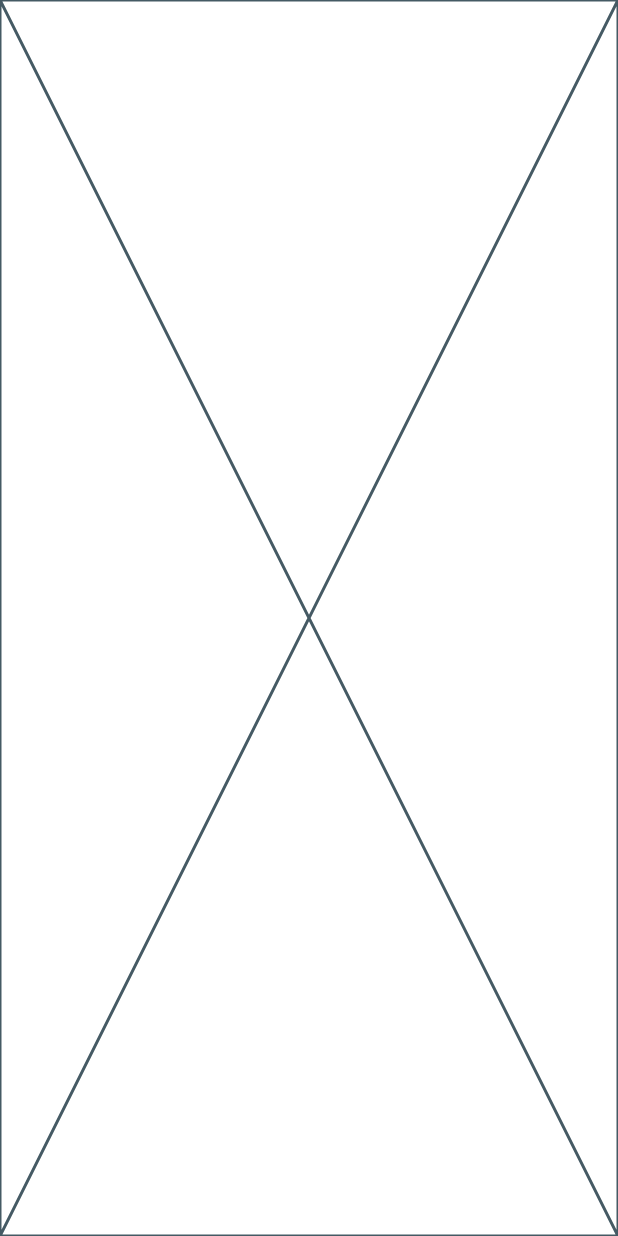
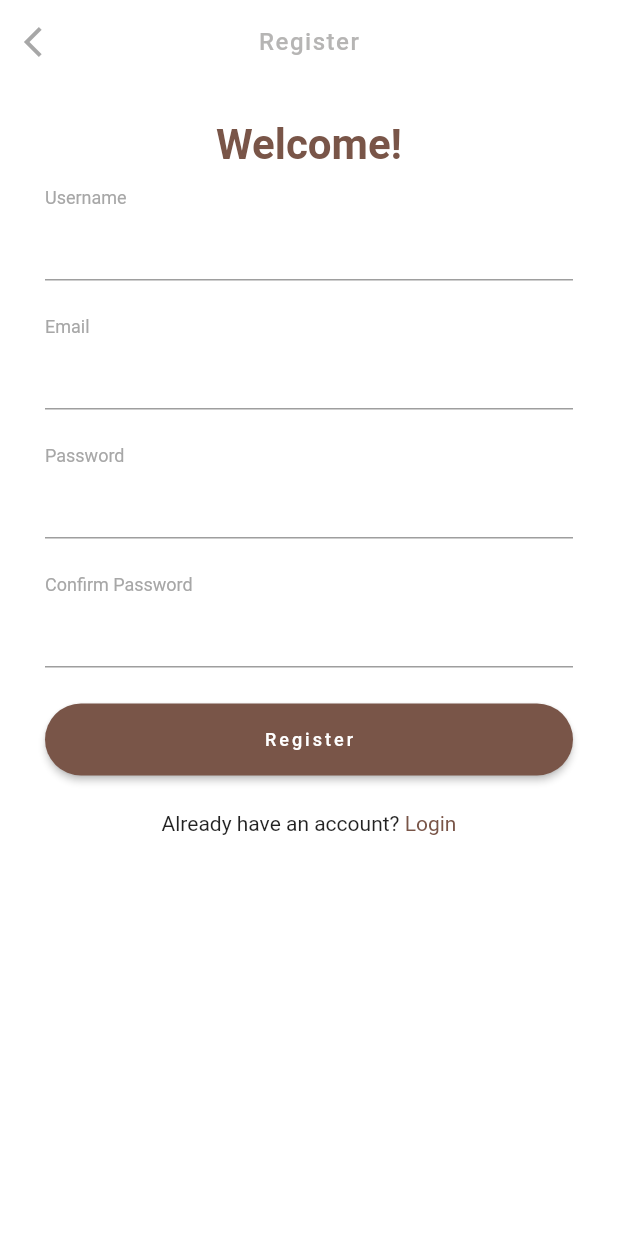
Before and after one commit to tabiaa/cafe, a Flutter app: the GetStartedScreen screen opened directly, after a tap on "Register", on a phone screen of 412 x 824 dp. Run offline on Flutter 3.47's test engine with Material 2 defaults, Android fonts, the phone set to English and light mode, and no system bars; our stand-ins replace form_field_validator.

Commit message:
Signup Screen

```diff
--- /dev/null
+++ b/cafe/lib/commons/reusable_appbar.dart
@@ -0,0 +1,27 @@
+import 'package:flutter/material.dart';
+class ReusableAppBar extends StatelessWidget {
+  final String AppBarTitle;
+  const ReusableAppBar({Key? key,
+    required this.AppBarTitle,
+  }) : super(key: key);
+
+  @override
+  Widget build(BuildContext context) {
+    return AppBar(
+      centerTitle: true,
+            elevation: 0.0,
+            backgroundColor: Color(0xffffffff),
+            leading: IconButton(
+              icon: Icon(Icons.arrow_back_ios),
+              color: Color(0xFFA7A7A7),
+
+              onPressed: () {  Navigator.pop(
+                                      context,
+                                    );
+                                },
+            ),
+            title: Text("${AppBarTitle}", style: TextStyle(color: Color(0xFFB6B5B4), fontSize: 16,letterSpacing: 1),),
+
+    );
+  }
+}
--- /dev/null
+++ b/cafe/lib/commons/reusable_text_field.dart
@@ -0,0 +1,30 @@
+import 'package:flutter/material.dart';
+class ReusableTextField extends StatelessWidget {
+   final String label;
+   final String? Function(String?)? validator;
+    final bool obscure;
+    final TextEditingController? controller;
+  const ReusableTextField({super.key, required this.label, required this.validator,
+  this.obscure = false,this.controller});
+
+  @override
+  Widget build(BuildContext context) {
+    return Container(
+      child: Column(
+        crossAxisAlignment: CrossAxisAlignment.start,
+        children: [
+                          Text("${label}", style: Theme.of(context).textTheme.subtitle1,),
+   TextFormField(
+    validator: validator,
+              decoration: InputDecoration(
+              ),
+               obscureText: obscure,
+               controller: controller,
+            ),
+            SizedBox(height:24),
+
+        ],
+      ),
+    );
+  }
+}
--- a/cafe/lib/main.dart
+++ b/cafe/lib/main.dart
@@ -1,6 +1,6 @@
 import 'package:flutter/material.dart';
 import 'screens/cafe_screen.dart';
-
+import 'screens/menu_screen.dart';
 void main() {
   runApp(const MyApp());
 }
@@ -15,12 +15,13 @@ class MyApp extends StatelessWidget {
       title: 'Flutter App',
       theme: ThemeData(
         primarySwatch: Colors.brown,
-        textTheme: const TextTheme(
-          displayLarge: TextStyle(
-              fontSize: 28, fontWeight: FontWeight.w600, color: Colors.brown),
+         scaffoldBackgroundColor: Color(0xffffffff),
+        textTheme: TextTheme(
+          headline1: TextStyle(fontSize: 28,fontWeight: FontWeight.w600,color: Colors.brown ),
+           subtitle1:TextStyle(color: Color(0xFFA7A7A7),fontSize: 12)
         ),
       ),
-      home: const CafeScreen(),
+      home:CafeScreen(),
     );
   }
 }
--- a/cafe/lib/screens/register_screen.dart
+++ b/cafe/lib/screens/register_screen.dart
@@ -1,10 +1,128 @@
 import 'package:flutter/material.dart';
-
+import 'package:flutter_app/commons/reusable_appbar.dart';
+import 'package:form_field_validator/form_field_validator.dart';
+import 'package:flutter_app/commons/reusable_text_field.dart';
+import 'package:flutter_app/commons/reusable_button.dart';
+import 'login_screen.dart';
 class RegisterScreen extends StatelessWidget {
   const RegisterScreen({super.key});
 
   @override
   Widget build(BuildContext context) {
-    return const Placeholder();
+     Size size=MediaQuery.of(context).size;
+    GlobalKey<FormState> formKey =GlobalKey<FormState>();
+     TextEditingController passCtrl = TextEditingController();
+    return Scaffold(
+
+      body: Container(
+
+         height: size.height,
+         width:size.width,
+        child: Column(
+          children: [
+            ReusableAppBar(
+                AppBarTitle: "Register",
+               ),
+              Expanded(
+
+                child: Padding(
+                  padding: const EdgeInsets.only(left:30,right:30,top:12),
+                  child: Form(
+
+                     key:formKey,
+                     child: Column(
+                      crossAxisAlignment: CrossAxisAlignment.start,
+                      children: [
+                        Padding(
+                          padding: const EdgeInsets.all(12.0),
+                          child: Center(child: Text("Welcome!", style: Theme.of(context).textTheme.headline1,)),
+                        ),
+   ReusableTextField(
+     validator: RequiredValidator(errorText: "Required*"),
+    label: "Username",
+   ),
+    ReusableTextField(
+       validator: MultiValidator([
+                  RequiredValidator(errorText: 'Required*'),
+                  EmailValidator(errorText: "Enter a valid email*")
+                ]),
+    label: "Email",
+   ),
+    ReusableTextField(
+      controller: passCtrl,
+      obscure: true,
+                validator: MultiValidator([
+                  RequiredValidator(errorText: 'Required*'),
+                 LengthRangeValidator(
+                    min: 8,
+                    max: 15,
+                    errorText: "Password length should be 8-10"),
+                ]),
+    label: "Password",
+   ),
+    ReusableTextField(
+      obscure: true,
+
+              validator: (val){
+                if(val!=passCtrl.text){
+                  return("password don't match");
+                }
+                else{
+                  return null;
+                }
+              },
+    label: "Confirm Password",
+   ),
+            SizedBox(
+              height:48,
+      width: size.width,
+              child: ReusableButton(
+
+  buttonText: 'Register',
+  onPressed: () {
+
+                        if (formKey.currentState!.validate() == true) {
+                          Navigator.push(
+                              context,
+                              MaterialPageRoute(
+                                  builder: (context) => LoginScreen(
+                                      )));
+                        }
+                      }, txtColor: Colors.white,
+                   bgColor: Colors.brown,),
+            ),
+                        SizedBox(
+                height: 24,
+                width: size.width,
+
+              ),
+
+              Row(
+                mainAxisAlignment: MainAxisAlignment.center,
+                children: [
+                  Text("Already have an account?"),
+
+              new GestureDetector(
+  onTap: () {
+    Navigator.push(
+                            context,
+                            MaterialPageRoute(
+                                builder: (context) => LoginScreen(
+                                    )));
+  },
+  child: new Text(" Login", style: TextStyle(color: Colors.brown),),
+),],),
+                      ],
+                     ),
+                  ),
+                ),
+              )
+          ],
+        ),
+
+      ),
+
+
+    );
   }
 }
--- a/cafe/pubspec.yaml
+++ b/cafe/pubspec.yaml
@@ -36,7 +36,7 @@ dependencies:
   # The following adds the Cupertino Icons font to your application.
   # Use with the CupertinoIcons class for iOS style icons.
   cupertino_icons: ^1.0.2
-
+  form_field_validator: ^1.1.0
 dev_dependencies:
   flutter_test:
     sdk: flutter
```
